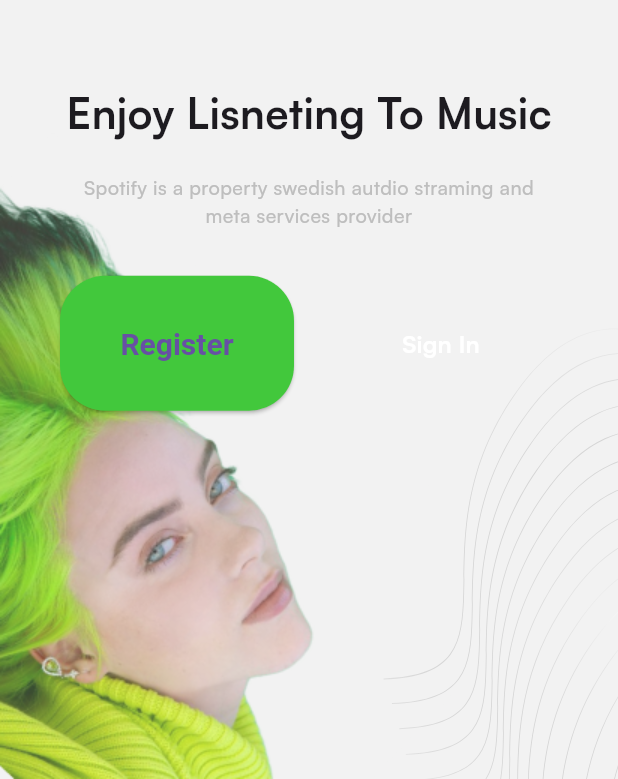
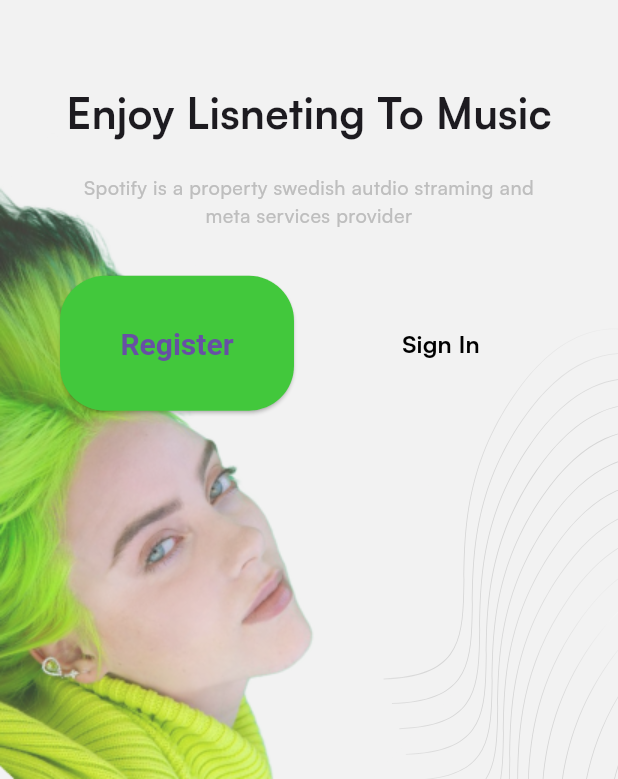
Before and after one commit to Ryuuutaaa/uta-app, a Flutter app: the SignupOrSigninPage screen opened directly, after a tap on "Sign In", on a phone screen of 412 x 824 dp, the part 457-1236 px from its top. Run offline on Flutter 3.47's test engine with Material 3 defaults, Android fonts, the phone set to English and light mode, and no system bars; our stand-ins replace flutter_bloc, flutter_svg, hydrated_bloc.

Commit message:
Add dark mode support to SignupOrSigninPage and implement isDarkMode extension

```diff
--- /dev/null
+++ b/lib/common/helper/is_dark_mode_theme.dart
@@ -0,0 +1,7 @@
+import 'package:flutter/material.dart';
+
+extension DarkMode on BuildContext {
+  bool get isDarkMode {
+    return Theme.of(this).brightness == Brightness.dark;
+  }
+}
--- a/lib/presentation/auth/pages/signup_or_signin.dart
+++ b/lib/presentation/auth/pages/signup_or_signin.dart
@@ -1,5 +1,6 @@
 import 'package:flutter/material.dart';
 import 'package:flutter_svg/svg.dart';
+import 'package:uta_app/common/helper/is_dark_mode_theme.dart';
 import 'package:uta_app/common/widget/button/basic_app_button.dart';
 import 'package:uta_app/core/configs/assets/app_images.dart';
 import 'package:uta_app/core/configs/assets/app_vectors.dart';
@@ -78,12 +79,14 @@ class SignupOrSigninPage extends StatelessWidget {
                         flex: 1,
                         child: TextButton(
                           onPressed: () {},
-                          child: const Text(
+                          child: Text(
                             "Sign In",
                             style: TextStyle(
                               fontWeight: FontWeight.bold,
                               fontSize: 16,
-                              color: Colors.white,
+                              color: context.isDarkMode
+                                  ? Colors.white
+                                  : Colors.black,
                             ),
                           ),
                         ),
```
